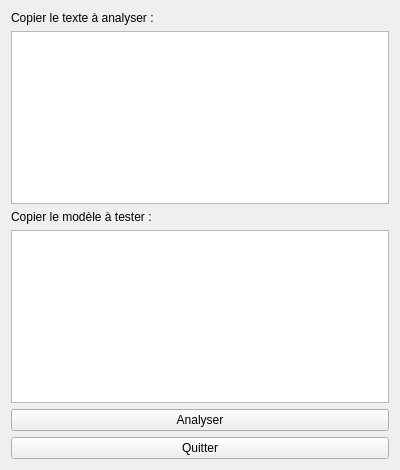
Qt form Cmentic/windowcmentic.ui (Chriscrat/C-mentic) before a commit.
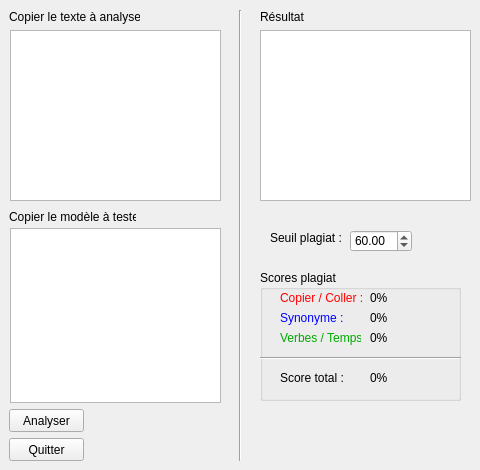
The same form after that commit.

```diff
--- a/Cmentic/windowcmentic.ui
+++ b/Cmentic/windowcmentic.ui
@@ -6,57 +6,303 @@
    <rect>
     <x>0</x>
     <y>0</y>
-    <width>400</width>
+    <width>480</width>
     <height>470</height>
    </rect>
   </property>
   <property name="windowTitle">
    <string>WindowCmentic</string>
   </property>
-  <layout class="QVBoxLayout" name="verticalLayout">
-   <item>
-    <widget class="QLabel" name="label">
-     <property name="text">
-      <string>Copier le texte à analyser :</string>
-     </property>
-    </widget>
-   </item>
-   <item>
-    <widget class="QTextEdit" name="texteSoupconne">
-     <property name="html">
-      <string>&lt;!DOCTYPE HTML PUBLIC &quot;-//W3C//DTD HTML 4.0//EN&quot; &quot;http://www.w3.org/TR/REC-html40/strict.dtd&quot;&gt;
+  <widget class="QLabel" name="label">
+   <property name="geometry">
+    <rect>
+     <x>9</x>
+     <y>9</y>
+     <width>131</width>
+     <height>16</height>
+    </rect>
+   </property>
+   <property name="text">
+    <string>Copier le texte à analyser :</string>
+   </property>
+  </widget>
+  <widget class="QTextEdit" name="texteSoupconne">
+   <property name="geometry">
+    <rect>
+     <x>10</x>
+     <y>30</y>
+     <width>211</width>
+     <height>171</height>
+    </rect>
+   </property>
+   <property name="html">
+    <string>&lt;!DOCTYPE HTML PUBLIC &quot;-//W3C//DTD HTML 4.0//EN&quot; &quot;http://www.w3.org/TR/REC-html40/strict.dtd&quot;&gt;
 &lt;html&gt;&lt;head&gt;&lt;meta name=&quot;qrichtext&quot; content=&quot;1&quot; /&gt;&lt;style type=&quot;text/css&quot;&gt;
 p, li { white-space: pre-wrap; }
 &lt;/style&gt;&lt;/head&gt;&lt;body style=&quot; font-family:'MS Shell Dlg 2'; font-size:8.25pt; font-weight:400; font-style:normal;&quot;&gt;
 &lt;p style=&quot;-qt-paragraph-type:empty; margin-top:0px; margin-bottom:0px; margin-left:0px; margin-right:0px; -qt-block-indent:0; text-indent:0px; font-size:8pt;&quot;&gt;&lt;br /&gt;&lt;/p&gt;&lt;/body&gt;&lt;/html&gt;</string>
-     </property>
-    </widget>
-   </item>
-   <item>
-    <widget class="QLabel" name="label_2">
-     <property name="text">
-      <string>Copier le modèle à tester :</string>
-     </property>
-    </widget>
-   </item>
-   <item>
-    <widget class="QTextEdit" name="texteOriginal"/>
-   </item>
-   <item>
-    <widget class="QPushButton" name="btnStart">
-     <property name="text">
-      <string>Analyser</string>
-     </property>
-    </widget>
-   </item>
-   <item>
-    <widget class="QPushButton" name="btnQuit">
-     <property name="text">
-      <string>Quitter</string>
-     </property>
-    </widget>
-   </item>
-  </layout>
+   </property>
+  </widget>
+  <widget class="QLabel" name="label_2">
+   <property name="geometry">
+    <rect>
+     <x>9</x>
+     <y>209</y>
+     <width>127</width>
+     <height>16</height>
+    </rect>
+   </property>
+   <property name="text">
+    <string>Copier le modèle à tester :</string>
+   </property>
+  </widget>
+  <widget class="QTextEdit" name="texteOriginal">
+   <property name="geometry">
+    <rect>
+     <x>10</x>
+     <y>228</y>
+     <width>211</width>
+     <height>175</height>
+    </rect>
+   </property>
+  </widget>
+  <widget class="QPushButton" name="btnStart">
+   <property name="geometry">
+    <rect>
+     <x>9</x>
+     <y>409</y>
+     <width>75</width>
+     <height>23</height>
+    </rect>
+   </property>
+   <property name="text">
+    <string>Analyser</string>
+   </property>
+  </widget>
+  <widget class="QPushButton" name="btnQuit">
+   <property name="geometry">
+    <rect>
+     <x>9</x>
+     <y>438</y>
+     <width>75</width>
+     <height>23</height>
+    </rect>
+   </property>
+   <property name="text">
+    <string>Quitter</string>
+   </property>
+  </widget>
+  <widget class="QTextEdit" name="texteResult">
+   <property name="geometry">
+    <rect>
+     <x>260</x>
+     <y>30</y>
+     <width>211</width>
+     <height>171</height>
+    </rect>
+   </property>
+   <property name="readOnly">
+    <bool>true</bool>
+   </property>
+   <property name="html">
+    <string>&lt;!DOCTYPE HTML PUBLIC &quot;-//W3C//DTD HTML 4.0//EN&quot; &quot;http://www.w3.org/TR/REC-html40/strict.dtd&quot;&gt;
+&lt;html&gt;&lt;head&gt;&lt;meta name=&quot;qrichtext&quot; content=&quot;1&quot; /&gt;&lt;style type=&quot;text/css&quot;&gt;
+p, li { white-space: pre-wrap; }
+&lt;/style&gt;&lt;/head&gt;&lt;body style=&quot; font-family:'MS Shell Dlg 2'; font-size:8.25pt; font-weight:400; font-style:normal;&quot;&gt;
+&lt;p style=&quot;-qt-paragraph-type:empty; margin-top:0px; margin-bottom:0px; margin-left:0px; margin-right:0px; -qt-block-indent:0; text-indent:0px; font-size:8pt;&quot;&gt;&lt;br /&gt;&lt;/p&gt;&lt;/body&gt;&lt;/html&gt;</string>
+   </property>
+  </widget>
+  <widget class="QGroupBox" name="groupBox">
+   <property name="geometry">
+    <rect>
+     <x>260</x>
+     <y>270</y>
+     <width>201</width>
+     <height>131</height>
+    </rect>
+   </property>
+   <property name="title">
+    <string>Scores plagiat</string>
+   </property>
+   <widget class="QLabel" name="label_3">
+    <property name="geometry">
+     <rect>
+      <x>20</x>
+      <y>20</y>
+      <width>101</width>
+      <height>16</height>
+     </rect>
+    </property>
+    <property name="styleSheet">
+     <string notr="true">color: rgb(255, 0, 0);</string>
+    </property>
+    <property name="text">
+     <string>Copier / Coller :</string>
+    </property>
+   </widget>
+   <widget class="QLabel" name="label_4">
+    <property name="geometry">
+     <rect>
+      <x>20</x>
+      <y>40</y>
+      <width>71</width>
+      <height>16</height>
+     </rect>
+    </property>
+    <property name="styleSheet">
+     <string notr="true">color: rgb(0, 0, 255);</string>
+    </property>
+    <property name="text">
+     <string>Synonyme :</string>
+    </property>
+   </widget>
+   <widget class="QLabel" name="label_5">
+    <property name="geometry">
+     <rect>
+      <x>20</x>
+      <y>60</y>
+      <width>81</width>
+      <height>16</height>
+     </rect>
+    </property>
+    <property name="styleSheet">
+     <string notr="true">color: rgb(0, 170, 0);</string>
+    </property>
+    <property name="text">
+     <string>Verbes / Temps :</string>
+    </property>
+   </widget>
+   <widget class="QLabel" name="scoreCP">
+    <property name="geometry">
+     <rect>
+      <x>110</x>
+      <y>20</y>
+      <width>21</width>
+      <height>16</height>
+     </rect>
+    </property>
+    <property name="text">
+     <string>0%</string>
+    </property>
+   </widget>
+   <widget class="QLabel" name="scoreS">
+    <property name="geometry">
+     <rect>
+      <x>110</x>
+      <y>40</y>
+      <width>21</width>
+      <height>16</height>
+     </rect>
+    </property>
+    <property name="text">
+     <string>0%</string>
+    </property>
+   </widget>
+   <widget class="QLabel" name="scoreV">
+    <property name="geometry">
+     <rect>
+      <x>110</x>
+      <y>60</y>
+      <width>21</width>
+      <height>16</height>
+     </rect>
+    </property>
+    <property name="text">
+     <string>0%</string>
+    </property>
+   </widget>
+   <widget class="Line" name="line_2">
+    <property name="geometry">
+     <rect>
+      <x>0</x>
+      <y>80</y>
+      <width>201</width>
+      <height>16</height>
+     </rect>
+    </property>
+    <property name="orientation">
+     <enum>Qt::Horizontal</enum>
+    </property>
+   </widget>
+   <widget class="QLabel" name="label_7">
+    <property name="geometry">
+     <rect>
+      <x>20</x>
+      <y>100</y>
+      <width>81</width>
+      <height>16</height>
+     </rect>
+    </property>
+    <property name="text">
+     <string>Score total :</string>
+    </property>
+   </widget>
+   <widget class="QLabel" name="scoreT">
+    <property name="geometry">
+     <rect>
+      <x>110</x>
+      <y>100</y>
+      <width>21</width>
+      <height>16</height>
+     </rect>
+    </property>
+    <property name="text">
+     <string>0%</string>
+    </property>
+   </widget>
+  </widget>
+  <widget class="QLabel" name="label_6">
+   <property name="geometry">
+    <rect>
+     <x>260</x>
+     <y>10</y>
+     <width>46</width>
+     <height>13</height>
+    </rect>
+   </property>
+   <property name="text">
+    <string>Résultat :</string>
+   </property>
+  </widget>
+  <widget class="Line" name="line">
+   <property name="geometry">
+    <rect>
+     <x>230</x>
+     <y>10</y>
+     <width>20</width>
+     <height>451</height>
+    </rect>
+   </property>
+   <property name="orientation">
+    <enum>Qt::Vertical</enum>
+   </property>
+  </widget>
+  <widget class="QLabel" name="label_8">
+   <property name="geometry">
+    <rect>
+     <x>270</x>
+     <y>230</y>
+     <width>71</width>
+     <height>16</height>
+    </rect>
+   </property>
+   <property name="text">
+    <string>Seuil plagiat :</string>
+   </property>
+  </widget>
+  <widget class="QDoubleSpinBox" name="doubleSpinBox">
+   <property name="geometry">
+    <rect>
+     <x>350</x>
+     <y>230</y>
+     <width>62</width>
+     <height>22</height>
+    </rect>
+   </property>
+   <property name="value">
+    <double>60.000000000000000</double>
+   </property>
+  </widget>
  </widget>
  <layoutdefault spacing="6" margin="11"/>
  <resources/>
```
